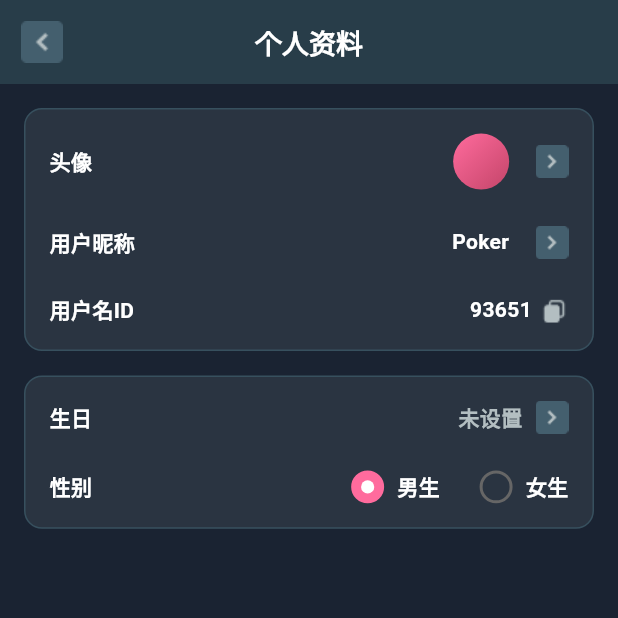
After one commit to wtfkmnl/roomcard-app, a Flutter app: the ProfilePage screen opened by its route, on a phone screen of 412 x 824 dp, the top half of it. The commit adds this screen. Run offline on Flutter 3.47's test engine with Material 3 defaults, Android fonts, the phone set to English and light mode, and no system bars; our stand-ins replace cached_network_image, convert, decimal, device_info_plus, event_bus, flutter_cache_manager and 14 more; missing offline and left inert: flutter_inappwebview, gallery_saver_plus; accounts and stored records are empty; Roboto replaces fonts that are missing (regular).

Commit message:
个人资料页面

```diff
--- a/lib/pages/my/my_logic.dart
+++ b/lib/pages/my/my_logic.dart
@@ -7,6 +7,12 @@ class MyLogic extends BaseController<MyState> {
   @override
   MyState initState() {
     return MyState();
+  }
+
+  /// 个人资料点击
+  void onProfileTap() {
+    print('个人资料');
+    Get.toNamed(AppRouter.mineProfile.path);
   }
 
   /// 好友转账点击
--- a/lib/pages/my/my_view.dart
+++ b/lib/pages/my/my_view.dart
@@ -155,7 +155,10 @@ class MyPage extends StatelessWidget {
           Column(
             crossAxisAlignment: CrossAxisAlignment.end,
             children: [
-              Image.asset(R.assetsIconArrowNext, width: 28.w, height: 28.h),
+              GestureDetector(
+                onTap: logic.onProfileTap,
+                child: Image.asset(R.assetsIconArrowNext, width: 28.w, height: 28.h),
+              ),
               // 操作按钮
               14.verticalSpace,
               Row(
--- /dev/null
+++ b/lib/pages/my/profile/profile_binding.dart
@@ -0,0 +1,9 @@
+import 'package:get/get.dart';
+import 'profile_logic.dart';
+
+class ProfileBinding extends Bindings {
+  @override
+  void dependencies() {
+    Get.lazyPut(() => ProfileLogic());
+  }
+}
--- /dev/null
+++ b/lib/pages/my/profile/profile_logic.dart
@@ -0,0 +1,51 @@
+import 'package:get/get.dart';
+import 'package:roomcard/base/base_controller.dart';
+import 'profile_state.dart';
+
+class ProfileLogic extends BaseController<ProfileState> {
+  @override
+  ProfileState initState() {
+    return ProfileState();
+  }
+
+  @override
+  void onInit() {
+    super.onInit();
+    _loadUserProfile();
+  }
+
+  /// 加载用户资料
+  void _loadUserProfile() {
+    state.avatar.value = 'https://example.com/avatar.jpg';
+    state.nickname.value = 'Poker';
+    state.userId.value = '93651';
+    state.birthday.value = '未设置';
+    state.gender.value = 1;
+  }
+
+  /// 点击头像
+  void onAvatarTap() {
+    print('点击头像');
+  }
+
+  /// 点击昵称
+  void onNicknameTap() {
+    print('点击昵称');
+  }
+
+  /// 点击用户ID
+  void onUserIdTap() {
+    print('点击用户ID');
+  }
+
+  /// 点击生日
+  void onBirthdayTap() {
+    print('点击生日');
+  }
+
+  /// 选择性别
+  void onGenderChanged(int gender) {
+    print('选择性别: $gender');
+    state.gender.value = gender;
+  }
+}
--- /dev/null
+++ b/lib/pages/my/profile/profile_state.dart
@@ -0,0 +1,35 @@
+import 'package:roomcard/base/base_state.dart';
+import 'package:get/get.dart';
+
+class ProfileState extends BaseState with StateAutoManager {
+  /// 用户头像
+  RxString avatar = ''.obs;
+
+  /// 用户昵称
+  RxString nickname = 'Poker'.obs;
+
+  /// 用户ID
+  RxString userId = '93651'.obs;
+
+  /// 生日
+  RxString birthday = '未设置'.obs;
+
+  /// 性别 0-未设置 1-男性 2-女性
+  RxInt gender = 1.obs;
+
+  /// 获取性别文本
+  String get genderText {
+    switch (gender.value) {
+      case 1:
+        return '男生';
+      case 2:
+        return '女生';
+      default:
+        return '未设置';
+    }
+  }
+
+  ProfileState() {
+    /// Initialize variables
+  }
+}
--- /dev/null
+++ b/lib/pages/my/profile/profile_view.dart
@@ -0,0 +1,289 @@
+import 'package:flutter/material.dart';
+import 'package:flutter_screenutil/flutter_screenutil.dart';
+import 'package:get/get.dart';
+import '../../../r.dart';
+import 'profile_logic.dart';
+
+class ProfilePage extends StatelessWidget {
+  const ProfilePage({super.key});
+
+  @override
+  Widget build(BuildContext context) {
+    final logic = Get.find<ProfileLogic>();
+    final state = logic.state;
+
+    return Scaffold(
+      backgroundColor: const Color(0xFF1A2332),
+      appBar: AppBar(
+        title: const Text(
+          '个人资料',
+          style: TextStyle(
+            color: Colors.white,
+            fontSize: 18,
+            fontWeight: FontWeight.w600,
+          ),
+        ),
+        backgroundColor: Color(0xFF283D49),
+        elevation: 0,
+        centerTitle: true,
+        leading: IconButton(
+          icon: Image.asset(R.assetsIconArrowBack),
+          onPressed: () => Get.back(),
+        ),
+      ),
+      body: ListView(
+        padding: const EdgeInsets.all(16),
+        children: [
+          // 头像、用户昵称、用户名ID
+          _buildUserInfoGroup(logic, state),
+          16.verticalSpace,
+          // 生日、性别
+          _buildPersonalInfoGroup(logic, state),
+        ],
+      ),
+    );
+  }
+
+  /// 头像、昵称、用户ID
+  Widget _buildUserInfoGroup(ProfileLogic logic, state) {
+    return Container(
+      padding: const EdgeInsets.all(16),
+      decoration: BoxDecoration(
+        color: const Color(0xFF2A3441),
+        borderRadius: BorderRadius.circular(12),
+        border: Border.all(color: Color(0xFF37505E), width: 1),
+      ),
+      child: Column(
+        children: [
+          Row(
+            children: [
+              Text(
+                '头像',
+                style: const TextStyle(
+                  color: Colors.white,
+                  fontSize: 14,
+                  fontWeight: FontWeight.bold,
+                ),
+              ),
+              Spacer(),
+              GestureDetector(
+                onTap: logic.onAvatarTap,
+                child: Row(
+                  children: [
+                    Container(
+                      width: 34.w,
+                      height: 34.w,
+                      decoration: BoxDecoration(
+                        shape: BoxShape.circle,
+                        gradient: const LinearGradient(
+                          colors: [Color(0xFFFF6B9D), Color(0xFFC44569)],
+                          begin: Alignment.topLeft,
+                          end: Alignment.bottomRight,
+                        ),
+                      ),
+                    ),
+                    16.horizontalSpace,
+                    Image.asset(R.assetsIconArrowNext, width: 20.w),
+                  ],
+                ),
+              ),
+            ],
+          ),
+          24.verticalSpace,
+          Obx(
+            () => Row(
+              children: [
+                Text(
+                  '用户昵称',
+                  style: const TextStyle(
+                    color: Colors.white,
+                    fontSize: 14,
+                    fontWeight: FontWeight.bold,
+                  ),
+                ),
+                Spacer(),
+                GestureDetector(
+                  onTap: logic.onNicknameTap,
+                  child: Row(
+                    children: [
+                      Text(
+                        state.nickname.value,
+                        style: const TextStyle(
+                          color: Colors.white,
+                          fontSize: 14,
+                          fontWeight: FontWeight.bold,
+                        ),
+                      ),
+                      16.horizontalSpace,
+                      Image.asset(R.assetsIconArrowNext, width: 20.w),
+                    ],
+                  ),
+                ),
+              ],
+            ),
+          ),
+          24.verticalSpace,
+          Obx(
+            () => Row(
+              children: [
+                Text(
+                  '用户名ID',
+                  style: const TextStyle(
+                    color: Colors.white,
+                    fontSize: 14,
+                    fontWeight: FontWeight.bold,
+                  ),
+                ),
+                Spacer(),
+                GestureDetector(
+                  onTap: logic.onUserIdTap,
+                  child: Row(
+                    children: [
+                      Text(
+                        state.userId.value,
+                        style: const TextStyle(
+                          color: Colors.white,
+                          fontSize: 14,
+                          fontWeight: FontWeight.bold,
+                        ),
+                      ),
+                      4.horizontalSpace,
+                      Image.asset(R.assetsIconTextCopy),
+                    ],
+                  ),
+                ),
+              ],
+            ),
+          ),
+        ],
+      ),
+    );
+  }
+
+  /// 生日、性别
+  Widget _buildPersonalInfoGroup(ProfileLogic logic, state) {
+    return Container(
+      padding: const EdgeInsets.all(16),
+      decoration: BoxDecoration(
+        color: const Color(0xFF2A3441),
+        borderRadius: BorderRadius.circular(12),
+        border: Border.all(color: Color(0xFF37505E), width: 1),
+      ),
+      child: Column(
+        children: [
+          Obx(
+            () => Row(
+              children: [
+                Text(
+                  '生日',
+                  style: const TextStyle(
+                    color: Colors.white,
+                    fontSize: 14,
+                    fontWeight: FontWeight.bold,
+                  ),
+                ),
+                Spacer(),
+                GestureDetector(
+                  onTap: logic.onBirthdayTap,
+                  child: Row(
+                    children: [
+                      Text(
+                        state.birthday.value,
+                        style: const TextStyle(
+                          color: Color(0xFFB3BEC1),
+                          fontSize: 14,
+                          fontWeight: FontWeight.bold,
+                        ),
+                      ),
+                      8.horizontalSpace,
+                      Image.asset(R.assetsIconArrowNext, width: 20.w),
+                    ],
+                  ),
+                ),
+              ],
+            ),
+          ),
+          24.verticalSpace,
+          Row(
+            children: [
+              Text(
+                '性别',
+                style: const TextStyle(
+                  color: Colors.white,
+                  fontSize: 14,
+                  fontWeight: FontWeight.bold,
+                ),
+              ),
+              Spacer(),
+              Obx(
+                () => Row(
+                  children: [
+                    _buildGenderOption(
+                      title: '男生',
+                      isSelected: state.gender.value == 1,
+                      onTap: () => logic.onGenderChanged(1),
+                    ),
+                    24.horizontalSpace,
+                    _buildGenderOption(
+                      title: '女生',
+                      isSelected: state.gender.value == 2,
+                      onTap: () => logic.onGenderChanged(2),
+                    ),
+                  ],
+                ),
+              ),
+            ],
+          ),
+        ],
+      ),
+    );
+  }
+
+  /// 性别
+  Widget _buildGenderOption({
+    required String title,
+    required bool isSelected,
+    required VoidCallback onTap,
+  }) {
+    return GestureDetector(
+      onTap: onTap,
+      child: Row(
+        children: [
+          Container(
+            width: 20.w,
+            height: 20.w,
+            decoration: BoxDecoration(
+              shape: BoxShape.circle,
+              border: Border.all(
+                color: isSelected ? Color(0xFFFF6B9D) : Color(0xFF666666),
+                width: 2,
+              ),
+              color: isSelected ? Color(0xFFFF6B9D) : Colors.transparent,
+            ),
+            child: isSelected
+                ? Center(
+                    child: Container(
+                      width: 8.w,
+                      height: 8.w,
+                      decoration: BoxDecoration(
+                        shape: BoxShape.circle,
+                        color: Colors.white,
+                      ),
+                    ),
+                  )
+                : null,
+          ),
+          8.horizontalSpace,
+          Text(
+            title,
+            style: TextStyle(
+              color: Colors.white,
+              fontSize: 14,
+              fontWeight: FontWeight.bold,
+            ),
+          ),
+        ],
+      ),
+    );
+  }
+}
--- a/lib/r.dart
+++ b/lib/r.dart
@@ -21,4 +21,5 @@ class R {
   static const String assetsIconSettingMenuSafe = 'assets/images/iconSettingMenuSafe.png';
   static const String assetsIconSettingMenuLanguage = 'assets/images/iconSettingMenuLanguage.png';
   static const String assetsIconSettingMenuAccount = 'assets/images/iconSettingMenuAccount.png';
+  static const String assetsIconTextCopy = 'assets/images/iconTextCopy.png';
 }
--- a/lib/routes/app_pages.dart
+++ b/lib/routes/app_pages.dart
@@ -1,6 +1,8 @@
 import 'package:roomcard/pages/main/main_binding.dart';
 import 'package:roomcard/pages/main/main_view.dart';
 import 'package:roomcard/pages/my/business/business_view.dart';
+import 'package:roomcard/pages/my/profile/profile_binding.dart';
+import 'package:roomcard/pages/my/profile/profile_view.dart';
 import 'package:roomcard/pages/my/setting/setting_binding.dart';
 import 'package:roomcard/pages/my/setting/setting_view.dart';
 import 'package:roomcard/pages/unknown/unknown_binding.dart';
@@ -33,6 +35,11 @@ class AppPages {
       page: () => const SettingPage(),
       binding: SettingBinding(),
     ),
+    GetPage(
+      name: AppRouter.mineProfile.path,
+      page: () => const ProfilePage(),
+      binding: ProfileBinding(),
+    ),
   ];
 
   ///未知页面
--- a/lib/routes/app_router.dart
+++ b/lib/routes/app_router.dart
@@ -3,8 +3,6 @@ import 'package:get/get.dart';
 import 'package:roomcard/manager/app_manager.dart';
 
 enum AppRouter<T> {
-
-
   ///主页
   main<void>('/main'),
 
@@ -13,7 +11,9 @@ enum AppRouter<T> {
   ///商务合作
   mineBusiness('/mine_business'),
   ///设置
-  mineSetting('/mine_setting');
+  mineSetting('/mine_setting'),
+  ///个人资料
+  mineProfile('/mine_profile');
  ///路由路劲
   final String path;
 
```
Also changed, not shown: assets/images/iconTextCopy.png (added).
